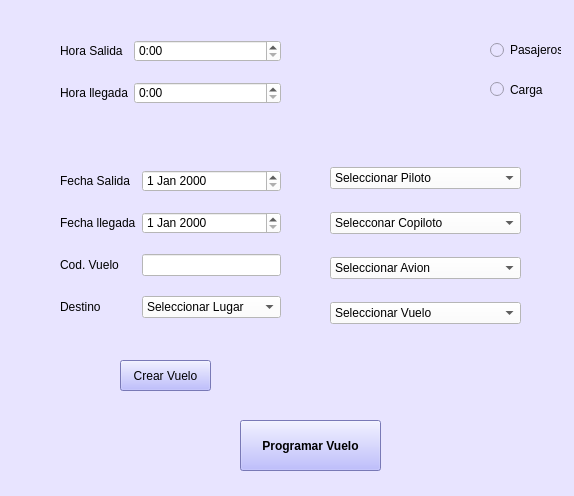
Qt form Interfaces Aeropuerto/vuelo.ui (vanesagustin98/Aerocamp) before a commit.
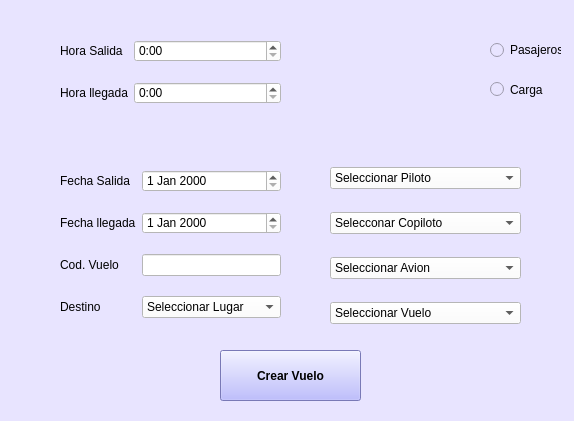
The same form after that commit. Icons and pictures are not drawn.

What changed in the file:
```diff
--- a/Interfaces Aeropuerto/vuelo.ui
+++ b/Interfaces Aeropuerto/vuelo.ui
@@ -7,7 +7,7 @@
     <x>0</x>
     <y>0</y>
     <width>574</width>
-    <height>496</height>
+    <height>421</height>
    </rect>
   </property>
   <property name="windowTitle">
@@ -55,7 +55,7 @@
       <x>330</x>
       <y>30</y>
       <width>131</width>
-      <height>81</height>
+      <height>91</height>
      </rect>
     </property>
     <property name="styleSheet">
@@ -68,8 +68,8 @@
    <widget class="QPushButton" name="crearVuelo">
     <property name="geometry">
      <rect>
-      <x>240</x>
-      <y>420</y>
+      <x>220</x>
+      <y>350</y>
       <width>141</width>
       <height>51</height>
      </rect>
@@ -84,7 +84,7 @@
      <string notr="true">background-color: rgb(170, 170, 255);</string>
     </property>
     <property name="text">
-     <string>Programar Vuelo</string>
+     <string>Crear Vuelo</string>
     </property>
    </widget>
    <widget class="QWidget" name="verticalLayoutWidget">
@@ -235,22 +235,6 @@
      </item>
     </layout>
    </widget>
-   <widget class="QPushButton" name="pushButton">
-    <property name="geometry">
-     <rect>
-      <x>120</x>
-      <y>360</y>
-      <width>91</width>
-      <height>31</height>
-     </rect>
-    </property>
-    <property name="styleSheet">
-     <string notr="true">background-color: rgb(170, 170, 255);</string>
-    </property>
-    <property name="text">
-     <string>Crear Vuelo</string>
-    </property>
-   </widget>
    <widget class="QWidget" name="formLayoutWidget_7">
     <property name="geometry">
      <rect>
```
Left out of the diff: 2 changed lines with no effect on the pictures.
